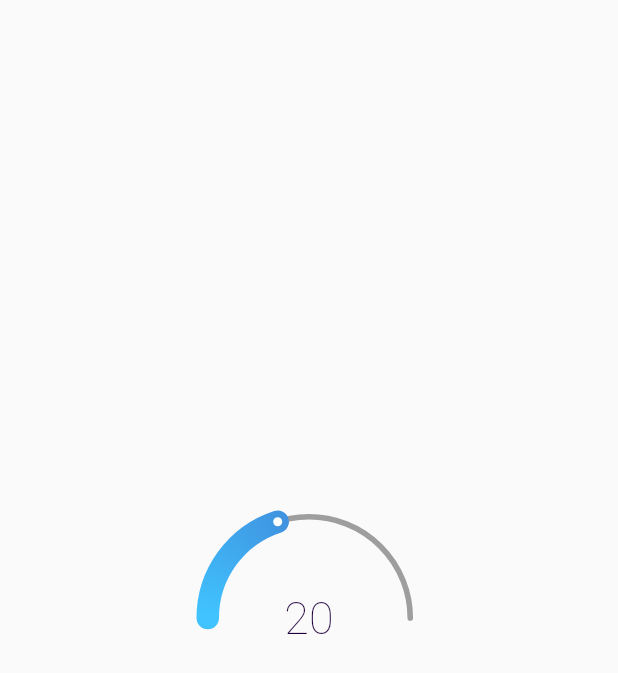
After one commit to Aralidk/Animations, a Flutter app: the screen it shows after launch, after a tap on "Circular Slider", on a phone screen of 412 x 824 dp. The commit adds this screen. Shown: the top 673 px of the screen. Run offline on Flutter 3.47's test engine with Material 2 defaults, Android fonts, the phone set to English and light mode, and no system bars; drawn by our look-alikes of sleek_circular_slider.

Commit message:
New Animations

```diff
--- a/lib/buton.dart
+++ b/lib/buton.dart
@@ -20,7 +20,8 @@ class _butonState extends State<buton> {
   @override
   Widget build(BuildContext context) {
     handleSize = (widget.height! - (widget.borderWidth! * 2));
-    return LayoutBuilder(builder: (context, constraint) {
+    return Scaffold(
+      body: Center ( child : LayoutBuilder(builder: (context, constraint) {
         maxWidth = constraint.maxWidth;
         return AnimatedContainer(
             duration: Duration(milliseconds: 100),
@@ -67,7 +68,8 @@ class _butonState extends State<buton> {
                   ),
               )]),
             ));
-    });
+      }),
+      ) );
   }
 
 
--- /dev/null
+++ b/lib/circular_slider.dart
@@ -0,0 +1,39 @@
+import 'package:flutter/material.dart';
+import 'package:sleek_circular_slider/sleek_circular_slider.dart';
+
+class circularSlider extends StatefulWidget {
+  @override
+  State<circularSlider> createState() => _circularSliderState();
+}
+
+class _circularSliderState extends State<circularSlider> {
+
+  String valueChange(double value){
+    final building = value.ceil().toInt().toString();
+    return '$building';
+  }
+
+  @override
+  Widget build(BuildContext context) {
+    return Scaffold(
+      body: Center(
+        child: SleekCircularSlider(
+          appearance: CircularSliderAppearance(
+            startAngle: 180,
+            angleRange: 180,
+            customColors: CustomSliderColors(
+              trackColor: Colors.grey,
+              progressBarColors: [Colors.blueGrey, Colors.lightBlueAccent, Colors.indigo]
+              ),
+            infoProperties: InfoProperties( modifier: valueChange)
+            ),
+
+          min: 0,
+          max: 50,
+          initialValue: 20,
+          onChange: (double value){},
+        ),
+      ),
+    );
+  }
+}
--- a/lib/flip.dart
+++ b/lib/flip.dart
@@ -19,7 +19,9 @@ class _flipState extends State<flip> {
     }); }
   @override
   Widget build(BuildContext context) {
-    return GestureDetector(
+    return Scaffold(
+      body: Center(
+        child: GestureDetector(
           onTap: _flip,
           child: TweenAnimationBuilder(
               tween: Tween<double>(begin: 0, end: angle),
@@ -58,6 +60,8 @@ class _flipState extends State<flip> {
                           ))),
                 ));
               }),
+        ),
+      ),
     );
   }
 }
--- a/lib/kutu.dart
+++ b/lib/kutu.dart
@@ -70,7 +70,6 @@ class _kutuState extends State<kutu> with TickerProviderStateMixin {
               max: 100,
               onChanged: (Color) {
                 sliderController.forward();
-                sliderController.forward();
                 if (sliderValue.value == 60) {
                   sliderController.reverse();
                 }
--- a/lib/main.dart
+++ b/lib/main.dart
@@ -1,12 +1,16 @@
 import 'package:flutter/material.dart';
 import 'package:untitled/flip.dart';
+import 'package:untitled/imageInc.dart';
 import 'package:untitled/multipleButton.dart';
 import 'package:untitled/playbutton.dart';
+import 'circular_slider.dart';
+import 'inc_dec.dart';
 import 'kutu.dart';
 import 'buton.dart';
 import 'dart:math';
 import 'opacity.dart';
 import 'scaleAnimation.dart';
+
 
 void main() {
   runApp(SliderApp());
@@ -16,6 +20,7 @@ class SliderApp extends StatelessWidget {
   @override
   Widget build(BuildContext context) {
     return MaterialApp(
+      debugShowCheckedModeBanner: false,
       home: MyHomePage(),
     );
   }
@@ -27,8 +32,6 @@ class MyHomePage extends StatefulWidget {
 }
 
 class _MyHomePageState extends State<MyHomePage>{
-
-
   @override
   Widget build(BuildContext context) {
     final screenSize = MediaQuery.of(context).size;
@@ -41,7 +44,27 @@ class _MyHomePageState extends State<MyHomePage>{
           ),
         ),
         body: Center(
-          child: //multipleButton()
+          child: Padding(
+            padding: const EdgeInsets.all(30.0),
+            child: Column(
+              mainAxisAlignment: MainAxisAlignment.spaceBetween,
+              children: [
+              text_buton("Circular Slider", circularSlider()),
+              text_buton("Multiple Button", multipleButton()),
+              text_buton("Scale and Rotate", scale()),
+              text_buton("Opacity", animationController()),
+              text_buton("Flip", flip()),
+              text_buton("Container with Slider", kutuSayfa()),
+              text_buton("Swipe", buton(go: (){}, cancel: (){})),
+              text_buton("Incremetn with Image", imageIncrement()),
+            ],),
+          )
+
+          //imageIncrement(),
+          //inc(),
+          // incrementDecrement(), null safety sound desteklemiyor
+          //circularSlider()
+          //multipleButton()
           //scale(),
           //animationController(),
           //kutuSayfa(),
@@ -51,12 +74,22 @@ class _MyHomePageState extends State<MyHomePage>{
           ),
         );
   }
+
+  TextButton text_buton(String text, sayfa) => TextButton(onPressed: (){
+    Navigator.push(context, MaterialPageRoute(builder: (context) => sayfa),);
+  },
+     style: TextButton.styleFrom(
+       backgroundColor: Colors.indigo,
+       shape: RoundedRectangleBorder(borderRadius: BorderRadius.all(Radius.circular(12)))
+     ),
+      child: Text(text, style: TextStyle(fontSize: 20, color: Colors.white),));
 }
 
 class kutuSayfa extends StatelessWidget {
   @override
   Widget build(BuildContext context) {
-    return ListView(
+    return Scaffold(
+      body: ListView(
         padding: EdgeInsets.symmetric(vertical: 10),
         children: [
           kutu(
@@ -75,6 +108,7 @@ class kutuSayfa extends StatelessWidget {
             aciklama: "Yapi Nizamıı Olası Hasara Etkisi",
           ),
         ],
+      ),
     );
   }
 }
--- a/lib/multipleButton.dart
+++ b/lib/multipleButton.dart
@@ -31,7 +31,9 @@ class _multipleButtonState extends State<multipleButton> with TickerProviderStat
 
   @override
   Widget build(BuildContext context) {
-    return Column(
+    return Scaffold(
+      body: Center(
+        child: Column(
           mainAxisAlignment: MainAxisAlignment.center,
           children: [
             Transform.scale(
@@ -78,6 +80,8 @@ class _multipleButtonState extends State<multipleButton> with TickerProviderStat
               ),
             )
           ],
+        ),
+      ),
     );
   }
 }
--- a/lib/opacity.dart
+++ b/lib/opacity.dart
@@ -30,7 +30,9 @@ class _animationControllerState extends State<animationController>
 
   @override
   Widget build(BuildContext context) {
-    return Opacity(
+    return Scaffold(
+      body: Center(
+        child: Opacity(
           opacity: animationValue.value,
           child: ElevatedButton(
             style: ElevatedButton.styleFrom(primary: Colors.orange, shape: CircleBorder(),
@@ -42,6 +44,8 @@ class _animationControllerState extends State<animationController>
                 "Ekle",
                 style: TextStyle(color: Colors.black, fontSize: 20),
               )),
+        ),
+      ),
     );
   }
 }
--- a/lib/scaleAnimation.dart
+++ b/lib/scaleAnimation.dart
@@ -35,7 +35,9 @@ class _scaleState extends State<scale>
 
   @override
   Widget build(BuildContext context) {
-    return Transform.rotate(
+    return Scaffold(
+      body: Center(
+        child: Transform.rotate(
             angle: rotateValue.value,
             child: ElevatedButton(
                 style: ElevatedButton.styleFrom(primary: Colors.orange, shape: RoundedRectangleBorder(borderRadius: BorderRadius.only(bottomLeft: Radius.circular(30),topRight: Radius.circular(30))),
@@ -48,6 +50,8 @@ class _scaleState extends State<scale>
                   "Ekle",
                   style: TextStyle(color: Colors.black, fontSize: 20),
                 )),
+          ),
+        ),
     );
   }
 }
```
Also changed, not shown: lib/cont.dart (added, +15 -0 lines), lib/imageInc.dart (added, +56 -0 lines), lib/inc_dec.dart (added, +122 -0 lines), pubspec.yaml (+10 -2 lines), assets/1.png (added), assets/2.png (added), assets/cat.jpg (added), pubspec.lock. Lines whose indentation alone changed are shown as unchanged.
